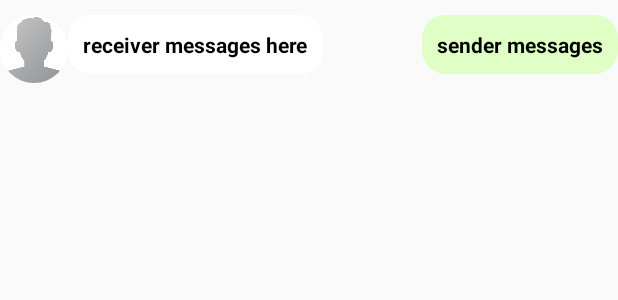
After one commit to Jaredlol/JMSG, an Android app: the layout custom_messages_layout.xml on its own in the app's theme, with its tools: preview values and no code run, on a phone screen of 412 x 824 dp. The commit adds this screen. Shown: the top 300 px of the screen. Run offline under Robolectric (Android 15) with nearby library versions, the phone set to English and light mode, and no system bars.

Commit message:
Messages appear on screen now

```diff
--- /dev/null
+++ b/app/src/main/res/drawable/receiver_messages_layout.xml
@@ -0,0 +1,8 @@
+<?xml version="1.0" encoding="utf-8"?>
+<shape xmlns:android="http://schemas.android.com/apk/res/android">
+
+    <solid android:color="#FFFFFF"></solid>
+
+    <corners android:radius="15dp"></corners>
+
+</shape>
--- /dev/null
+++ b/app/src/main/res/drawable/sender_messages_layout.xml
@@ -0,0 +1,8 @@
+<?xml version="1.0" encoding="utf-8"?>
+<shape xmlns:android="http://schemas.android.com/apk/res/android">
+
+    <solid android:color="#E0FFC7"></solid>
+
+    <corners android:radius="15dp"></corners>
+
+</shape>
--- /dev/null
+++ b/app/src/main/res/layout/custom_messages_layout.xml
@@ -0,0 +1,45 @@
+<?xml version="1.0" encoding="utf-8"?>
+<RelativeLayout
+    xmlns:android="http://schemas.android.com/apk/res/android"
+    android:layout_width="match_parent"
+    android:layout_height="wrap_content">
+
+    <de.hdodenhof.circleimageview.CircleImageView
+        android:id="@+id/message_profile_image"
+        android:layout_width="45dp"
+        android:layout_height="45dp"
+        android:layout_marginTop="10dp"
+        android:src="@drawable/profile_image"
+        />
+
+    <TextView
+        android:id="@+id/receiver_message_text"
+        android:layout_width="wrap_content"
+        android:layout_height="wrap_content"
+        android:layout_alignParentTop="true"
+        android:layout_marginTop="10dp"
+        android:layout_toEndOf="@+id/message_profile_image"
+        android:background="@drawable/receiver_messages_layout"
+        android:text="receiver messages here"
+        android:padding="10dp"
+        android:textSize="14sp"
+        android:textStyle="bold"
+        android:textColor="@android:color/black"
+        />
+
+    <TextView
+        android:id="@+id/sender_message_text"
+        android:layout_width="wrap_content"
+        android:layout_height="wrap_content"
+        android:layout_alignParentEnd="true"
+        android:layout_marginTop="10dp"
+        android:layout_alignParentTop="@+id/receiver_message_text"
+        android:background="@drawable/sender_messages_layout"
+        android:text="sender messages"
+        android:textSize="14sp"
+        android:padding="10dp"
+        android:textStyle="bold"
+        android:textColor="@android:color/black"
+        />
+
+</RelativeLayout>
```
Also changed, not shown: app/src/main/java/com/example/jmessenger/ChatActivity.java (+63 -0 lines), app/src/main/java/com/example/jmessenger/MessageAdapter.java (added, +128 -0 lines), app/src/main/java/com/example/jmessenger/Messages.java (added, +41 -0 lines).
